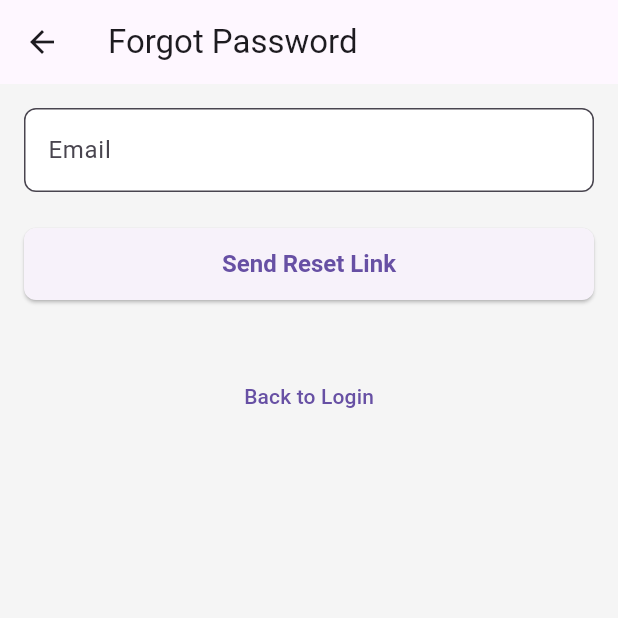
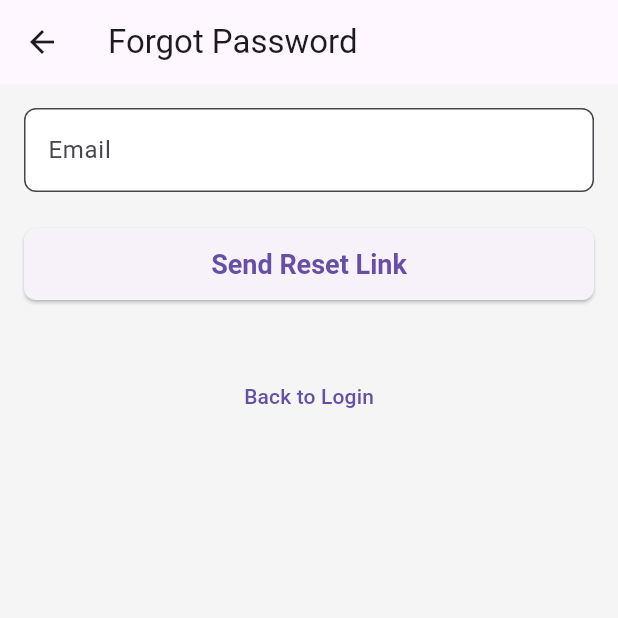
Before and after one commit to ArnoldKebaso/FMAS_Flutter_App, a Flutter app: the screen it shows after launch, after a tap on "Forgot Password?", on a phone screen of 412 x 824 dp, the top half of it. Run offline on Flutter 3.47's test engine with Material 3 defaults, Android fonts, the phone set to English and light mode, and no system bars; our stand-ins replace fluttertoast, go_router.

Commit message:
fix: fix import in main.dart file

```diff
--- a/lib/main.dart
+++ b/lib/main.dart
@@ -28,7 +28,7 @@ class FMASApp extends StatelessWidget {
             shape: RoundedRectangleBorder(
               borderRadius: BorderRadius.circular(8),    // rounded-lg
             ),
-            textStyle: const TextStyle(fontSize: 16, fontWeight: FontWeight.w600),
+            textStyle: const TextStyle(fontSize: 18, fontWeight: FontWeight.w700),
           ),
         ),
       ),
```
Also changed, not shown: 1 other file.
